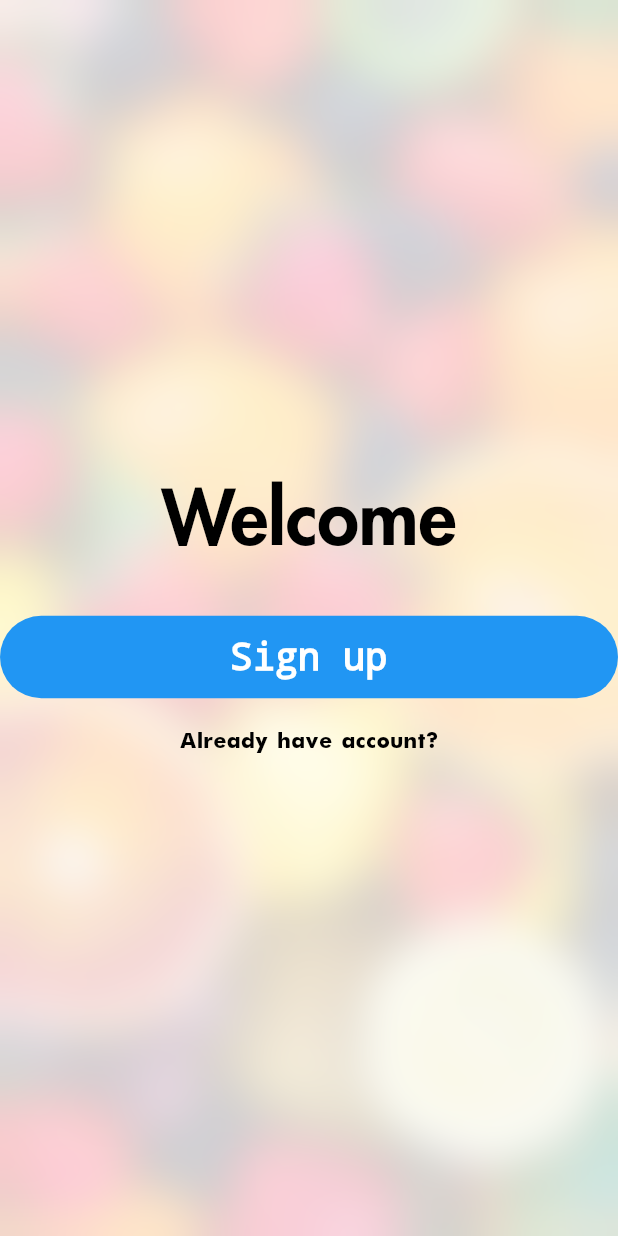
After one commit to KrisCris/COMP704-AUTxCJLU-Final-Year-Project, a Flutter app: the screen it shows after launch, on a phone screen of 412 x 824 dp. The commit adds this screen. Run offline on Flutter 3.47's test engine with Material 2 defaults, Android fonts, the phone set to English and light mode, and no system bars.

Commit message:
add background widget

```diff
--- /dev/null
+++ b/fore_end/lib/Mycomponents/background.dart
@@ -0,0 +1,47 @@
+import 'dart:ui';
+
+import 'package:flutter/cupertino.dart';
+import 'package:flutter/material.dart';
+
+class BackGround extends StatelessWidget {
+  double sigmaX;
+  double sigmaY;
+  String backgroundImage;
+  Color color;
+  Widget child;
+  double opacity;
+  Alignment alignment;
+
+  BackGround(
+      {this.sigmaX = 0,
+      this.sigmaY = 0,
+      this.opacity = 0,
+      this.alignment = Alignment.center,
+      this.backgroundImage = "image/fruit-main.jpg",
+      this.color = Colors.white,
+      this.child,
+      Key key})
+      : super(key: key);
+
+  @override
+  Widget build(BuildContext context) {
+    return Container(
+      decoration: BoxDecoration(
+        image: DecorationImage(
+          image: AssetImage(this.backgroundImage),
+          fit: BoxFit.cover,
+        ),
+      ),
+      child: ClipRRect(
+        // make sure we apply clip it properly
+        child: BackdropFilter(
+            //背景滤镜
+            filter: ImageFilter.blur(sigmaX: this.sigmaX, sigmaY: this.sigmaY),
+            child: Container(
+                alignment: this.alignment,
+                color: this.color.withOpacity(this.opacity),
+                child: this.child)),
+      ),
+    );
+  }
+}
--- a/fore_end/lib/main.dart
+++ b/fore_end/lib/main.dart
@@ -1,5 +1,6 @@
 import 'dart:ui';
 import 'package:flutter/material.dart';
+import 'package:fore_end/Mycomponents/background.dart';
 import 'package:fore_end/Mycomponents/myButton.dart';
 import 'package:fore_end/Mycomponents/textButton.dart';
 
@@ -14,37 +15,29 @@ void main() {
 class MyApp extends StatelessWidget {
   // This widget is the root of your application.
   BuildContext context;
+
   @override
   Widget build(BuildContext context) {
     this.context = context;
-    return MaterialApp(
-      home: FirstPage(),
-      routes:{
-        "login":(context)=>Login(),
-        "register":(context)=>Register(),
-      }
-    );
+    return MaterialApp(home: FirstPage(), routes: {
+      "login": (context) => Login(),
+      "register": (context) => Register(),
+    });
   }
 }
-class FirstPage extends StatelessWidget{
+
+class FirstPage extends StatelessWidget {
   @override
   Widget build(BuildContext context) {
-    return new Container(
-      decoration: BoxDecoration(
-        image: DecorationImage(
-          image: AssetImage("image/fruit-main.jpg"),
-          fit: BoxFit.cover,
-        ),
-      ),
-      child: ClipRRect(
-        // make sure we apply clip it properly
-        child: BackdropFilter(
-          //背景滤镜
-          filter: ImageFilter.blur(sigmaX: 15, sigmaY: 15), //背景模糊
-          child: Container(
-              alignment: Alignment.center,
-              color: Colors.white.withOpacity(0.79),
+    return new BackGround(
+        sigmaX: 15,
+        sigmaY: 15,
+        backgroundImage: "image/fruit-main.jpg",
+        color: Colors.white,
+        opacity: 0.79,
         child: Column(
+          crossAxisAlignment: CrossAxisAlignment.center,
+          mainAxisAlignment: MainAxisAlignment.center,
           children: <Widget>[
             Text(
               "Welcome",
@@ -55,33 +48,28 @@ class FirstPage extends StatelessWidget{
                   fontFamily: "Futura",
                   color: Colors.black),
             ),
-                    SizedBox(height:60),
+            SizedBox(height: 60),
             MyButton(
                 text: "Sign up",
                 fontsize: 25,
                 width: 0.7,
-                        height:55,
+                height: 55,
                 radius: 30,
                 isBold: true,
                 tapFunc: () {
                   Navigator.of(context).pushNamed("register");
                 }),
-                    SizedBox(height:20),
+            SizedBox(height: 20),
             MyTextButton(
               "Already have account?",
               fontsize: 16,
               textColor: Colors.black,
               focusColor: Colors.blueAccent,
-                      tapUpFunc: (){
+              tapUpFunc: () {
                 print("click text button!");
               },
             ),
           ],
-                  crossAxisAlignment: CrossAxisAlignment.center,
-                  mainAxisAlignment: MainAxisAlignment.center)),
-        ),
-      ),
-    );
+        ));
   }
-
 }
```
Also changed, not shown: fore_end/lib/Pages/RegisterPage.dart (+10 -27 lines). Lines whose indentation alone changed are shown as unchanged.
